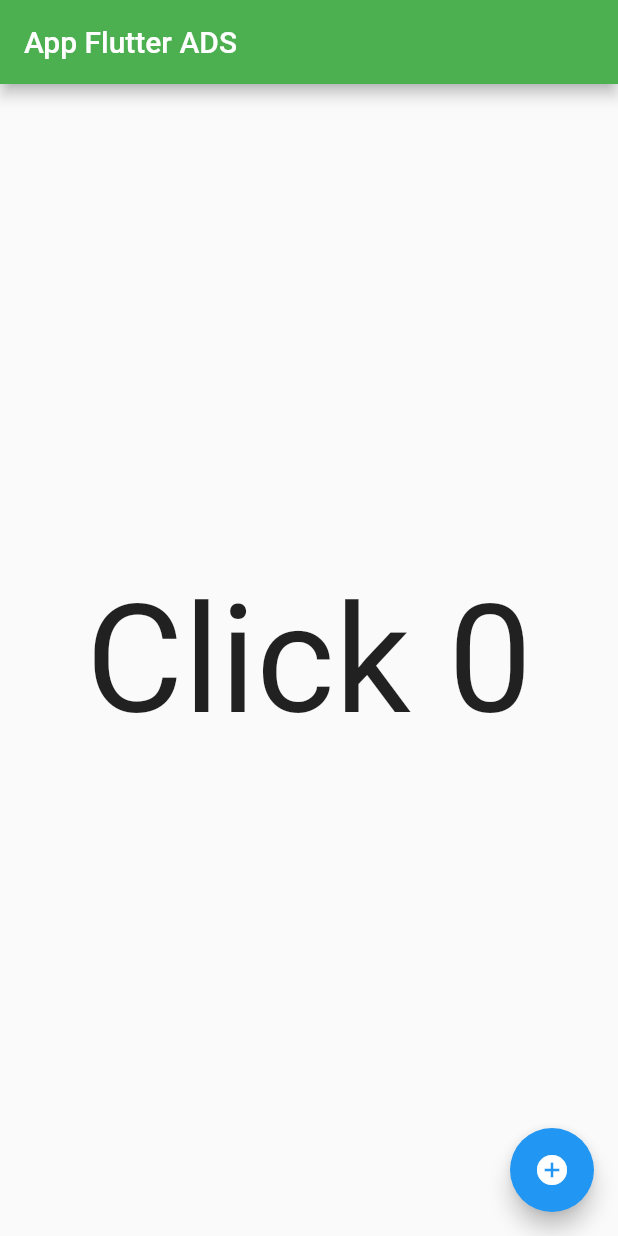
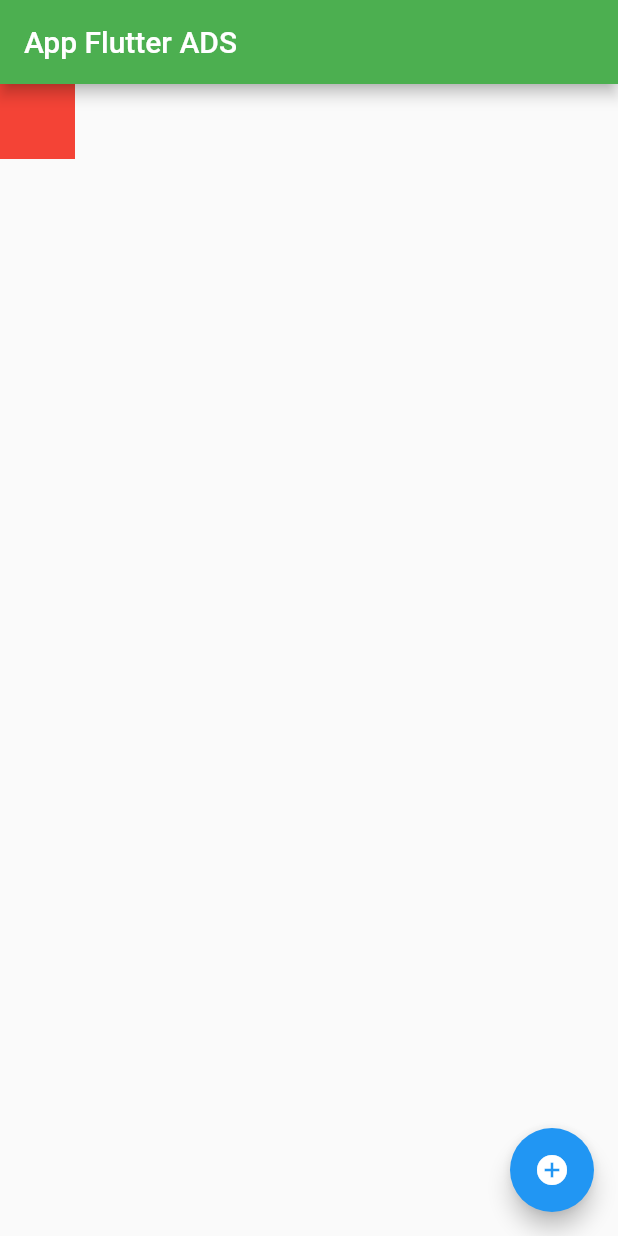
Before and after one commit to carlosviniamar/Dispositivo_Moveis, a Flutter app: the screen it shows after launch, on a phone screen of 412 x 824 dp. Run offline on Flutter 3.47's test engine with Material 2 defaults, Android fonts, the phone set to English and light mode, and no system bars.

Commit message:
Versão 1.2
Renderizando Quadro

```diff
--- a/lib/home_page.dart
+++ b/lib/home_page.dart
@@ -14,15 +14,11 @@ class HomePageState extends State<HomePage> {
     return Scaffold(
       //
       appBar: AppBar(title: Text('App Flutter ADS')),
-      body: Center(
-          child: GestureDetector(
-              child: Text('Click $counter', style: TextStyle(fontSize: 100)),
-              onTap: () {
-                setState(() {
-                  counter--;
-                  //print(counter);
-                });
-              })),
+      body: Container(
+        height: 50,
+        width: 50,
+        color: Colors.red,
+      ),
       floatingActionButton: FloatingActionButton(
         child: Icon(Icons.add_circle),
         onPressed: () {
```
